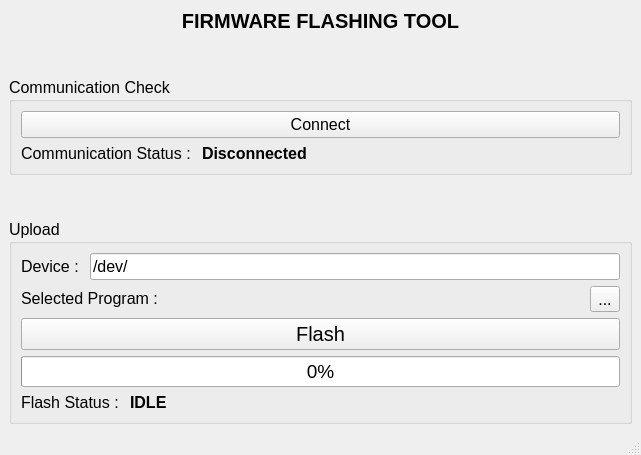
Qt form ui/firmware_uploader.ui (JAEWOOK6488/firmware_uploader) before a commit.
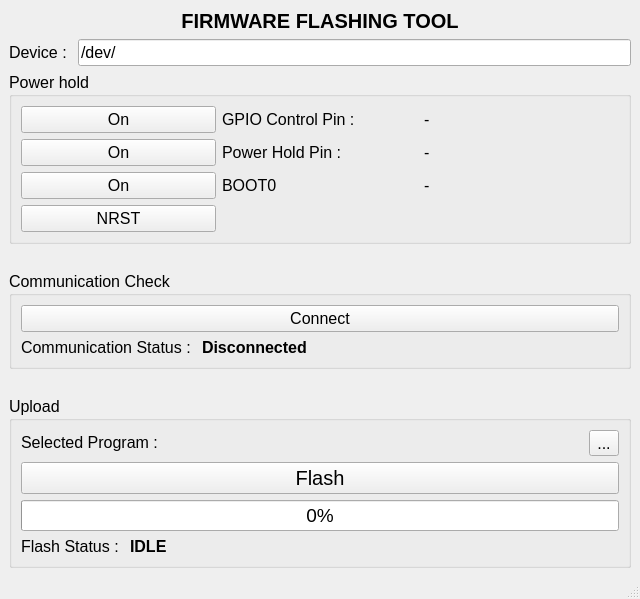
The same form after that commit.

What changed in the file:
```diff
--- a/ui/firmware_uploader.ui
+++ b/ui/firmware_uploader.ui
@@ -6,8 +6,8 @@
    <rect>
     <x>0</x>
     <y>0</y>
-    <width>641</width>
-    <height>455</height>
+    <width>640</width>
+    <height>599</height>
    </rect>
   </property>
   <property name="windowTitle">
@@ -40,6 +40,118 @@
         </property>
        </widget>
       </item>
+      <item>
+       <layout class="QHBoxLayout" name="horizontalLayout_3">
+        <item>
+         <widget class="QLabel" name="device_name_label">
+          <property name="font">
+           <font>
+            <pointsize>12</pointsize>
+           </font>
+          </property>
+          <property name="text">
+           <string>Device : </string>
+          </property>
+         </widget>
+        </item>
+        <item>
+         <widget class="QLineEdit" name="device_name_le">
+          <property name="font">
+           <font>
+            <pointsize>12</pointsize>
+           </font>
+          </property>
+          <property name="text">
+           <string>/dev/</string>
+          </property>
+         </widget>
+        </item>
+       </layout>
+      </item>
+      <item>
+       <widget class="QGroupBox" name="groupBox_3">
+        <property name="font">
+         <font>
+          <pointsize>12</pointsize>
+         </font>
+        </property>
+        <property name="title">
+         <string>Power hold</string>
+        </property>
+        <layout class="QGridLayout" name="gridLayout_4">
+         <item row="0" column="0">
+          <widget class="QPushButton" name="gpio_control_enable_btn">
+           <property name="text">
+            <string>On</string>
+           </property>
+          </widget>
+         </item>
+         <item row="2" column="1">
+          <widget class="QLabel" name="boot0_pin_label">
+           <property name="text">
+            <string>BOOT0</string>
+           </property>
+          </widget>
+         </item>
+         <item row="0" column="2">
+          <widget class="QLabel" name="gpio_control_pin_val_label">
+           <property name="text">
+            <string>-</string>
+           </property>
+          </widget>
+         </item>
+         <item row="1" column="1">
+          <widget class="QLabel" name="power_hold_status_label">
+           <property name="text">
+            <string>Power Hold Pin :</string>
+           </property>
+          </widget>
+         </item>
+         <item row="1" column="2">
+          <widget class="QLabel" name="power_hold_status_val_label">
+           <property name="text">
+            <string>-</string>
+           </property>
+          </widget>
+         </item>
+         <item row="0" column="1">
+          <widget class="QLabel" name="gpio_control_pin_label">
+           <property name="text">
+            <string>GPIO Control Pin :</string>
+           </property>
+          </widget>
+         </item>
+         <item row="1" column="0">
+          <widget class="QPushButton" name="power_hold_btn">
+           <property name="text">
+            <string>On</string>
+           </property>
+          </widget>
+         </item>
+         <item row="2" column="0">
+          <widget class="QPushButton" name="boot0_btn">
+           <property name="text">
+            <string>On</string>
+           </property>
+          </widget>
+         </item>
+         <item row="2" column="2">
+          <widget class="QLabel" name="boot0_pin_val_label">
+           <property name="text">
+            <string>-</string>
+           </property>
+          </widget>
+         </item>
+         <item row="3" column="0">
+          <widget class="QPushButton" name="nrst_btn">
+           <property name="text">
+            <string>NRST</string>
+           </property>
+          </widget>
+         </item>
+        </layout>
+       </widget>
+      </item>
       <item>
        <spacer name="verticalSpacer_2">
         <property name="orientation">
@@ -170,40 +282,12 @@
            </property>
           </widget>
          </item>
-         <item row="0" column="0">
-          <layout class="QHBoxLayout" name="horizontalLayout_3">
-           <item>
-            <widget class="QLabel" name="device_name_label">
-             <property name="font">
-              <font>
-               <pointsize>12</pointsize>
-              </font>
-             </property>
-             <property name="text">
-              <string>Device : </string>
-             </property>
-            </widget>
-           </item>
-           <item>
-            <widget class="QLineEdit" name="device_name_le">
-             <property name="font">
-              <font>
-               <pointsize>12</pointsize>
-              </font>
-             </property>
-             <property name="text">
-              <string>/dev/</string>
-             </property>
-            </widget>
-           </item>
-          </layout>
-         </item>
          <item row="1" column="0">
           <layout class="QGridLayout" name="gridLayout_2">
            <item row="0" column="0">
             <widget class="QLabel" name="label">
              <property name="sizePolicy">
-              <sizepolicy hsizetype="Preferred" vsizetype="Maximum">
+              <sizepolicy hsizetype="Maximum" vsizetype="Maximum">
                <horstretch>0</horstretch>
                <verstretch>0</verstretch>
               </sizepolicy>
@@ -220,13 +304,20 @@
              </property>
             </widget>
            </item>
-           <item row="0" column="1">
+           <item row="0" column="2">
             <widget class="QToolButton" name="browser_btn">
              <property name="text">
               <string>...</string>
              </property>
             </widget>
            </item>
+           <item row="0" column="1">
+            <widget class="QLabel" name="selected_file_path_label">
+             <property name="text">
+              <string/>
+             </property>
+            </widget>
+           </item>
           </layout>
          </item>
          <item row="2" column="0">
```
Left out of the diff: 4 changed lines with no effect on the pictures.
